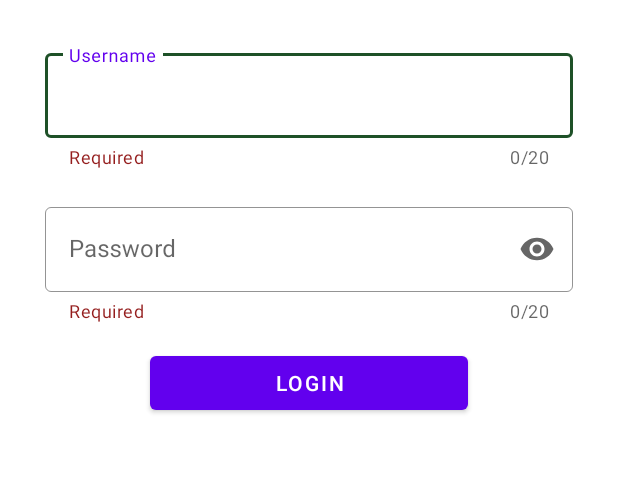
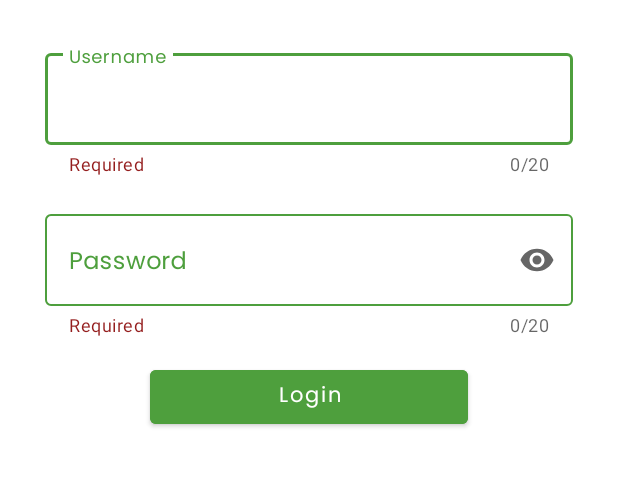
Before and after one commit to BUDIARIYANSA/Dadido-App, an Android app: the screen it shows after launch (MainActivity), on a phone screen of 412 x 824 dp, the part 269-756 px from its top. Run offline under Robolectric (Android 15) with nearby library versions, the phone set to English and light mode, and no system bars.

Commit message:
Commit 7 : adding fonts and color to login containers

```diff
--- a/app/build.gradle
+++ b/app/build.gradle
@@ -32,6 +32,8 @@ dependencies {
     implementation 'androidx.appcompat:appcompat:1.4.1'
     implementation 'com.google.android.material:material:1.5.0'
     implementation 'androidx.constraintlayout:constraintlayout:2.1.3'
+    implementation 'com.squareup.retrofit2:retrofit:2.9.0'
+    implementation 'com.squareup.retrofit2:converter-gson:2.9.0'
     testImplementation 'junit:junit:4.+'
     androidTestImplementation 'androidx.test.ext:junit:1.1.3'
     androidTestImplementation 'androidx.test.espresso:espresso-core:3.4.0'
--- a/app/src/main/res/layout/activity_main.xml
+++ b/app/src/main/res/layout/activity_main.xml
@@ -5,49 +5,6 @@
     android:layout_width="match_parent"
     android:layout_height="match_parent"
     tools:context=".MainActivity">
-
-    <Button
-        android:id="@+id/button"
-        android:layout_width="0dp"
-        android:layout_height="wrap_content"
-        android:layout_marginStart="100dp"
-        android:layout_marginTop="16dp"
-        android:layout_marginEnd="100dp"
-        android:text="Login"
-        app:layout_constraintEnd_toEndOf="parent"
-        app:layout_constraintStart_toStartOf="parent"
-        app:layout_constraintTop_toBottomOf="@+id/textInputLayoutPassword"/>
-
-    <com.google.android.material.textfield.TextInputLayout
-        style="@style/Widget.MaterialComponents.TextInputLayout.OutlinedBox"
-        android:id="@+id/textInputLayoutUsername"
-        android:layout_width="0dp"
-        android:layout_height="wrap_content"
-        android:layout_marginStart="30dp"
-        android:layout_marginTop="30dp"
-        android:layout_marginEnd="30dp"
-        android:ems="10"
-        android:hint="Username"
-        android:inputType="textPersonName"
-        android:textSize="20sp"
-        app:layout_constraintEnd_toEndOf="parent"
-        app:helperText="Required"
-        app:helperTextTextColor="@color/red"
-        app:counterEnabled="true"
-        app:counterMaxLength="20"
-        app:boxStrokeColor="@color/dark_green"
-        app:boxStrokeWidthFocused="2dp"
-        app:boxStrokeWidth="0.5dp"
-        app:layout_constraintHorizontal_bias="0.497"
-        app:layout_constraintStart_toStartOf="parent"
-        app:layout_constraintTop_toBottomOf="@+id/imageView">
-
-        <com.google.android.material.textfield.TextInputEditText
-            android:id="@+id/textInputEditText_username"
-            android:layout_width="match_parent"
-            android:layout_height="wrap_content"/>
-
-    </com.google.android.material.textfield.TextInputLayout>
 
     <ImageView
         android:id="@+id/imageView"
@@ -60,6 +17,39 @@
         app:srcCompat="@drawable/daradi_logo2" />
 
     <com.google.android.material.textfield.TextInputLayout
+        style="@style/Widget.MaterialComponents.TextInputLayout.OutlinedBox"
+        android:id="@+id/textInputLayoutUsername"
+        android:layout_width="0dp"
+        android:layout_height="wrap_content"
+        android:layout_marginStart="30dp"
+        android:layout_marginTop="30dp"
+        android:layout_marginEnd="30dp"
+        android:ems="10"
+        android:hint="Username"
+        android:textColorHint="@color/leaf_green"
+        android:inputType="textPersonName"
+        android:textSize="20sp"
+        app:layout_constraintEnd_toEndOf="parent"
+        app:helperText="Required"
+        app:helperTextTextColor="@color/red"
+        app:counterEnabled="true"
+        app:counterMaxLength="20"
+        app:endIconMode="clear_text"
+        app:hintTextColor="@color/leaf_green"
+        app:boxStrokeColor="@color/leaf_green"
+        app:layout_constraintHorizontal_bias="0.497"
+        app:layout_constraintStart_toStartOf="parent"
+        app:layout_constraintTop_toBottomOf="@+id/imageView">
+
+        <com.google.android.material.textfield.TextInputEditText
+            android:id="@+id/textInputEditText_username"
+            android:layout_width="match_parent"
+            android:layout_height="wrap_content"
+            android:fontFamily="@font/poppinsregular" />
+
+    </com.google.android.material.textfield.TextInputLayout>
+
+    <com.google.android.material.textfield.TextInputLayout
         android:id="@+id/textInputLayoutPassword"
         style="@style/Widget.MaterialComponents.TextInputLayout.OutlinedBox"
         android:layout_width="0dp"
@@ -69,15 +59,15 @@
         android:layout_marginEnd="30dp"
         android:ems="10"
         android:hint="Password"
+        android:textColorHint="@color/leaf_green"
         android:textSize="20sp"
         app:helperText="Required"
         app:helperTextTextColor="@color/red"
         app:counterEnabled="true"
         app:counterMaxLength="20"
         app:endIconMode="password_toggle"
-        app:boxStrokeColor="@color/dark_green"
-        app:boxStrokeWidthFocused="2dp"
-        app:boxStrokeWidth="0.5dp"
+        app:hintTextColor="@color/leaf_green"
+        app:boxStrokeColor="@color/leaf_green"
         app:layout_constraintEnd_toEndOf="parent"
         app:layout_constraintHorizontal_bias="0.497"
         app:layout_constraintStart_toStartOf="parent"
@@ -85,10 +75,26 @@
 
         <com.google.android.material.textfield.TextInputEditText
             android:id="@+id/textInputEditText_password"
-            android:maxLength="21"
+            android:layout_width="match_parent"
+            android:layout_height="wrap_content"
+            android:fontFamily="@font/poppinsregular"
             android:inputType="textPassword"
-            android:layout_width="match_parent"
-            android:layout_height="wrap_content" />
+            android:maxLength="21" />
 
     </com.google.android.material.textfield.TextInputLayout>
+
+    <Button
+        android:id="@+id/button"
+        android:layout_width="0dp"
+        android:layout_height="wrap_content"
+        android:layout_marginStart="100dp"
+        android:layout_marginTop="16dp"
+        android:layout_marginEnd="100dp"
+        android:backgroundTint="@color/leaf_green"
+        android:fontFamily="@font/poppinsregular"
+        android:text="Login"
+        android:textAllCaps="false"
+        app:layout_constraintEnd_toEndOf="parent"
+        app:layout_constraintStart_toStartOf="parent"
+        app:layout_constraintTop_toBottomOf="@+id/textInputLayoutPassword" />
 </androidx.constraintlayout.widget.ConstraintLayout>
--- a/app/src/main/res/values/colors.xml
+++ b/app/src/main/res/values/colors.xml
@@ -1,5 +1,5 @@
 <?xml version="1.0" encoding="utf-8"?>
-<resources>
+<resources xmlns:tools="http://schemas.android.com/tools">
     <color name="purple_200">#FFBB86FC</color>
     <color name="purple_500">#FF6200EE</color>
     <color name="purple_700">#FF3700B3</color>
@@ -12,6 +12,6 @@
     <color name="dark_green">#1E5128</color>
     <color name="leaf_green">#4E9F3D</color>
     <color name="red">#941D1D</color>
-
+    <color name="mtrl_textinput_default_box_stroke_color" tools:override="true">#4E9F3D</color>
 
 </resources>
```
Also changed, not shown: app/src/main/res/font/poppins_bold.ttf (added), app/src/main/res/font/poppinsregular.ttf (added).
